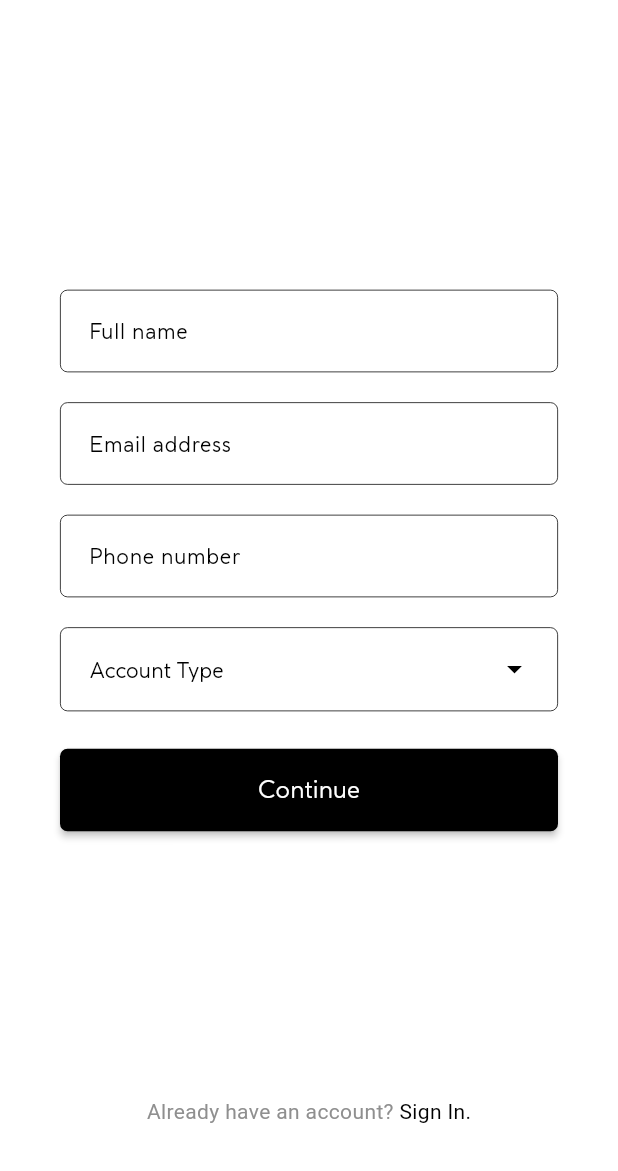
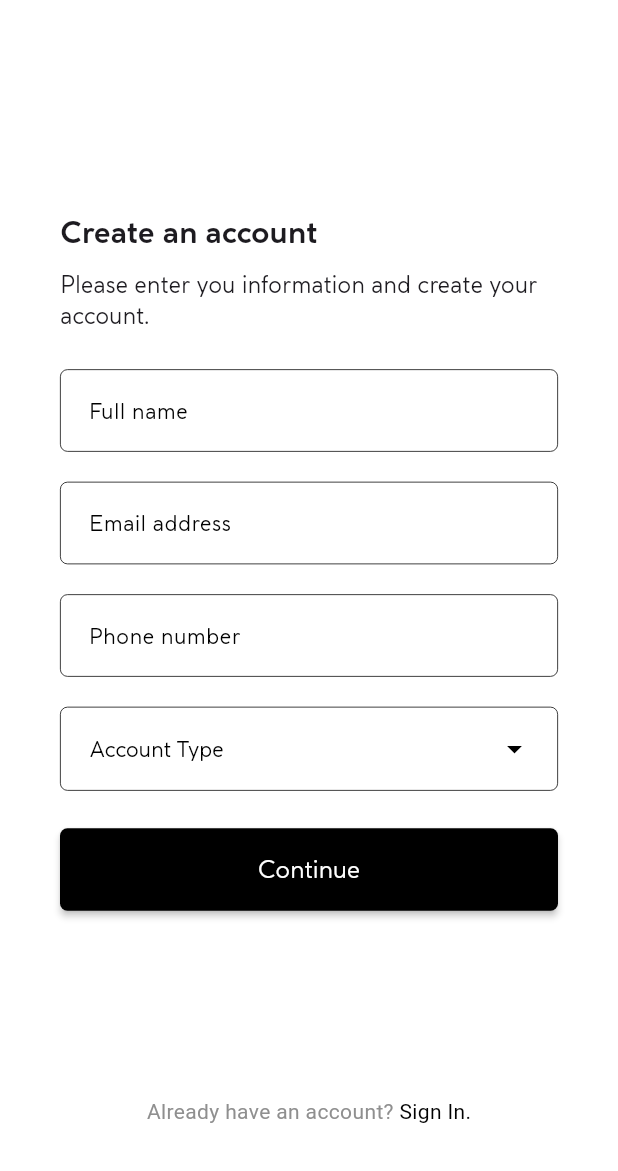
Before and after one commit to faizsr/Tweel-User-Side, a Flutter app: the UserSignUpPageOne screen opened directly, on a phone screen of 412 x 824 dp, the part 65-1236 px from its top. Run offline on Flutter 3.47's test engine with Material 3 defaults, Android fonts, the phone set to English and light mode, and no system bars; our stand-ins replace dropdown_button2, flutter_bloc, shared_preferences; missing offline and left inert: multi_bloc_builder; accounts and stored records are empty.

Commit message:
Sign in and sign up feature completed (Added error when user is blocked by admin)

```diff
--- a/lib/presentation/bloc/user_sign_in/sign_in_bloc.dart
+++ b/lib/presentation/bloc/user_sign_in/sign_in_bloc.dart
@@ -25,6 +25,8 @@ class SignInBloc extends Bloc<SignInEvent, SignInState> {
     } else if (response == 'invalid-password') {
       print('yes invalid password');
       emit(InvalidPasswordErrorState());
+    } else if (response == 'blocked-by-admin') {
+      emit(BlockedbyAdminErrorState());
     } else {
       emit(UserSignInErrorState());
     }
--- a/lib/presentation/bloc/user_sign_in/sign_in_state.dart
+++ b/lib/presentation/bloc/user_sign_in/sign_in_state.dart
@@ -13,4 +13,6 @@ class InvalidUsernameErrorState extends SignInState {}
 
 class InvalidPasswordErrorState extends SignInState {}
 
+class BlockedbyAdminErrorState extends SignInState {}
+
 class UserSignInErrorState extends SignInState {}
--- a/lib/presentation/bloc/user_sign_up/sign_up_bloc.dart
+++ b/lib/presentation/bloc/user_sign_up/sign_up_bloc.dart
@@ -30,8 +30,9 @@ class SignUpBloc extends Bloc<SignUpEvent, SignUpState> {
       emit(EmailExistsErrorState());
     } else if (response == 'phoneno-exists') {
       emit(PhonenoExistsErrorState());
+    } else {
+      emit(UserSignUpErrorState());
     }
-    emit(UserSignUpErrorState());
   }
 
   FutureOr<void> userOtpVerificationEvent(
--- a/lib/presentation/pages/user_signup/user_signup_one.dart
+++ b/lib/presentation/pages/user_signup/user_signup_one.dart
@@ -81,6 +81,22 @@ class _UserSignUpPageOneState extends State<UserSignUpPageOne> {
         child: Column(
           mainAxisAlignment: MainAxisAlignment.center,
           children: [
+            Column(
+              crossAxisAlignment: CrossAxisAlignment.start,
+              children: [
+                const Text(
+                  'Create an account',
+                  style:
+                      TextStyle(fontSize: 20, fontVariations: fontWeightW700),
+                ),
+                kHeight(10),
+                const Text(
+                  "Please enter you information and create your account.",
+                  style: TextStyle(fontSize: 15),
+                ),
+              ],
+            ),
+            kHeight(25),
             // Full name field
             CustomTxtFormField(
               hintText: 'Full name',
```
Also changed, not shown: lib/domain/auth_repo/auth_repo.dart (+7 -1 lines), lib/presentation/pages/user_signin/user_signin_page.dart (+28 -7 lines).
